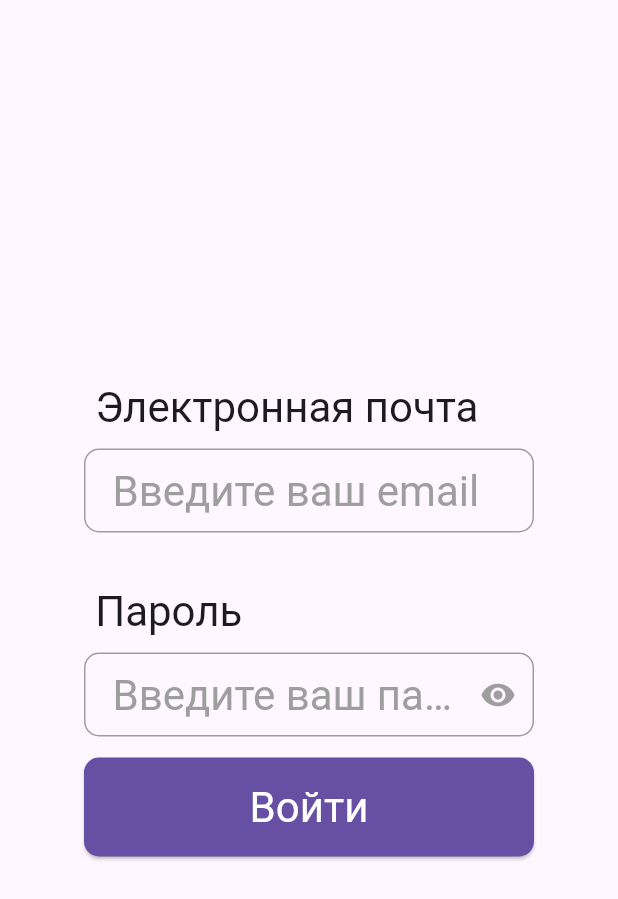
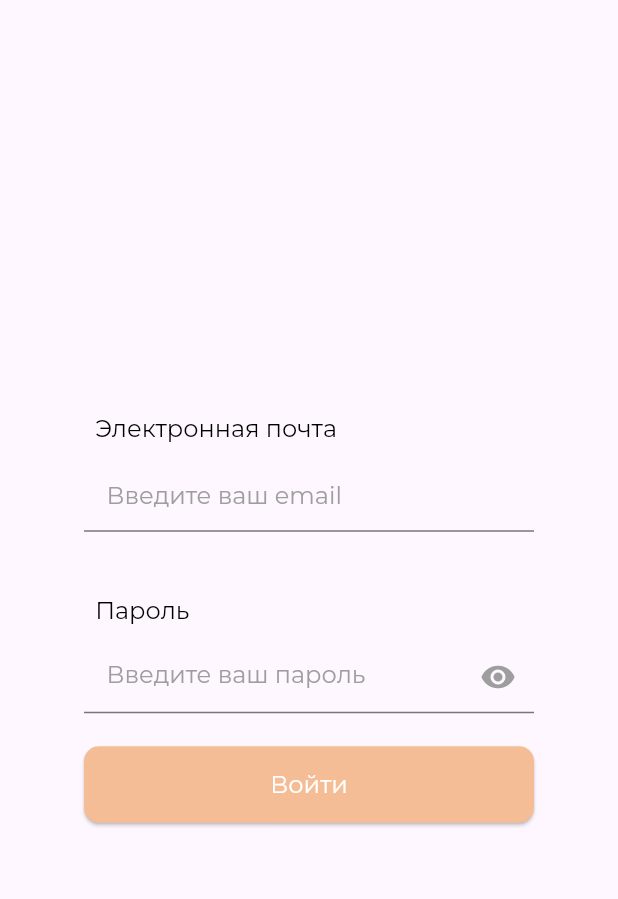
Before and after one commit to ramilsalihar/canteen, a Flutter app: the screen it shows after launch, on a phone screen of 412 x 824 dp. Shown: the top 899 px of the screen. Run offline on Flutter 3.47's test engine with Material 3 defaults, Android fonts, the phone set to English and light mode, and no system bars; our stand-ins replace auto_route, bloc, dartz, equatable, firebase_auth, firebase_core and 6 more; accounts and stored records are empty; generated files the repository leaves out were written again.

Commit message:
adding theme

```diff
--- /dev/null
+++ b/lib/core/theme/app_theme.dart
@@ -0,0 +1,51 @@
+import 'package:canteen/core/theme/colors/app_colors.dart';
+import 'package:canteen/core/theme/dimens/dimens.dart';
+import 'package:canteen/core/theme/text/app_text_theme.dart';
+import 'package:flutter/material.dart';
+import 'package:google_fonts/google_fonts.dart';
+
+final dimens = Dimens();
+
+class AppTheme {
+  static const _lightColors = appColorsLight;
+
+  static final ThemeData lightTheme = ThemeData(
+    brightness: Brightness.light,
+    primaryColor: _lightColors.primaryColor,
+    fontFamily: GoogleFonts.montserrat(
+      fontWeight: FontWeight.w600,
+    ).fontFamily,
+    textTheme: AppTextTheme(
+      colors: _lightColors,
+      dimens: dimens,
+    ),
+    checkboxTheme: CheckboxThemeData(
+      fillColor: MaterialStateColor.resolveWith((Set<MaterialState> states) {
+        if (states.contains(MaterialState.selected)) {
+          return _lightColors.primaryColor;
+        }
+        return _lightColors.white;
+      }),
+      overlayColor: MaterialStateColor.resolveWith((Set<MaterialState> states) {
+        if (states.contains(MaterialState.hovered)) {
+          return _lightColors.white;
+        }
+        return _lightColors.primaryColor;
+      }),
+    ),
+  );
+
+  static const _darkColors = appColorsDark;
+
+  static final ThemeData darkTheme = ThemeData(
+    brightness: Brightness.dark,
+    primaryColor: _darkColors.primaryColor,
+    fontFamily: GoogleFonts.montserrat(
+      fontWeight: FontWeight.w600,
+    ).fontFamily,
+    textTheme: AppTextTheme(
+      colors: _darkColors,
+      dimens: dimens,
+    ),
+  );
+}
--- /dev/null
+++ b/lib/core/theme/text/app_text_theme.dart
@@ -0,0 +1,38 @@
+import 'package:canteen/core/theme/colors/app_colors.dart';
+import 'package:canteen/core/theme/dimens/dimens.dart';
+import 'package:flutter/material.dart';
+
+class AppTextTheme extends TextTheme {
+  final AppColors colors;
+  final Dimens dimens;
+
+  AppTextTheme({
+    required this.colors,
+    required this.dimens,
+  }) : super(
+          displayLarge: TextStyle(
+            fontSize: dimens.textDisplayLarge,
+            color: colors.black,
+          ),
+          displayMedium: TextStyle(
+            fontSize: dimens.textDisplayMedium,
+            color: colors.black,
+          ),
+          displaySmall: TextStyle(
+            fontSize: dimens.textDisplaySmall,
+            color: colors.black,
+          ),
+          headlineLarge: TextStyle(
+            fontSize: dimens.headlineLarge,
+            color: colors.black,
+          ),
+          headlineMedium: TextStyle(
+            fontSize: dimens.headlineMedium,
+            color: colors.black,
+          ),
+          headlineSmall: TextStyle(
+            fontSize: dimens.headlineSmall,
+            color: colors.black,
+          ),
+        );
+}
--- a/lib/core/widgets/forms/custom_text_form_field.dart
+++ b/lib/core/widgets/forms/custom_text_form_field.dart
@@ -67,15 +67,6 @@ class _CustomTextFormFieldState extends State<CustomTextFormField> {
               hintStyle: Theme.of(context).textTheme.headlineMedium!.copyWith(
                     color: Colors.grey,
                   ),
-              enabledBorder: OutlineInputBorder(
-                borderRadius: BorderRadius.circular(10),
-                borderSide: const BorderSide(
-                  color: Colors.grey,
-                ),
-              ),
-              border: OutlineInputBorder(
-                borderRadius: BorderRadius.circular(10),
-              ),
               suffixIcon: widget.obscureText == true
                   ? IconButton(
                       onPressed: () {
--- a/lib/presentation/pages/application/application.dart
+++ b/lib/presentation/pages/application/application.dart
@@ -1,4 +1,5 @@
 import 'package:canteen/core/routes/app_router.dart';
+import 'package:canteen/core/theme/app_theme.dart';
 import 'package:canteen/data/datasources/firebase_auth_data_source.dart';
 import 'package:canteen/presentation/bloc/auth_bloc/auth_bloc.dart';
 import 'package:firebase_auth/firebase_auth.dart';
@@ -25,6 +26,8 @@ class CanteenApp extends StatelessWidget {
       child: MaterialApp.router(
         title: 'Canteen App',
         routerConfig: appRouter.config(),
+        theme: AppTheme.lightTheme,
+        darkTheme: AppTheme.darkTheme,
       ),
     );
   }
--- a/pubspec.yaml
+++ b/pubspec.yaml
@@ -26,6 +26,7 @@ dependencies:
   auto_route: ^7.8.4
   auto_route_generator: ^7.3.2
   firebase_database: ^10.4.4
+  google_fonts: ^6.1.0
 
 dev_dependencies:
   flutter_test:
```
Also changed, not shown: lib/core/theme/colors/app_colors.dart (added, +29 -0 lines), lib/core/theme/colors/dark_theme_color.dart (added, +22 -0 lines), lib/core/theme/colors/light_theme_color.dart (added, +22 -0 lines), lib/core/theme/dimens/dimens.dart (added, +13 -0 lines), pubspec.lock, 1 other file.
